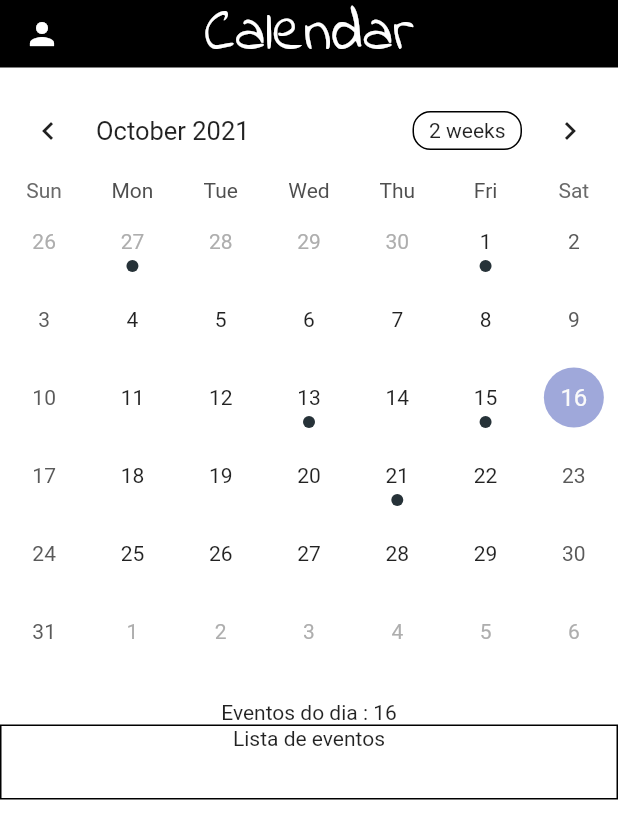
After one commit to digitalNotebook/app, a Flutter app: the CalendarScreen screen opened by its route, on a phone screen of 412 x 824 dp. The commit adds this screen. Shown: the top 839 px of the screen. Run offline on Flutter 3.47's test engine with Material 2 defaults, Android fonts, the phone set to English and light mode, and no system bars; drawn by our look-alikes of table_calendar; our stand-ins replace image_picker, persistent_bottom_nav_bar, sqflite; accounts and stored records are empty.

Commit message:
Adicionado lista de eventos para a tela do calendario

```diff
--- a/app/escola/lib/providers/aulas.dart
+++ b/app/escola/lib/providers/aulas.dart
@@ -13,7 +13,7 @@ class Aulas with ChangeNotifier {
         subtitle: 'Action verbs',
         imagesUrl:
             'https://www.history.com/.image/ar_16:9%2Cc_fill%2Ccs_srgb%2Cfl_progressive%2Cg_faces:center%2Cq_auto:good%2Cw_768/MTYyNDg1MjE3MTI1MjEzODYy/topic-london-gettyimages-760251843-feature.jpg',
-        dataAula: DateTime.utc(2021, 09, 29),
+        dataAula: DateTime.utc(2021, 10, 21),
         description: 'Simple Present',
         videoUrl: 'videoUrl - Part 1',
         horaInicio: DateTime.now().subtract(Duration(hours: 2)),
@@ -25,7 +25,7 @@ class Aulas with ChangeNotifier {
         subtitle: 'Part 1',
         imagesUrl:
             'https://d2brulbsscz39x.cloudfront.net/_imager/files/22442/Film-London-Brochure-2019-COVER-IMAGE_9eed5a99b701ba360780d44a67c674dc.jpg',
-        dataAula: DateTime.utc(2021, 08, 01),
+        dataAula: DateTime.utc(2021, 10, 15),
         description: 'description',
         videoUrl: 'videoUrl - Part 1',
         horaInicio: DateTime.now().subtract(Duration(hours: 2, days: 5)),
@@ -37,7 +37,7 @@ class Aulas with ChangeNotifier {
         subtitle: 'Part 1',
         imagesUrl:
             'https://images.unsplash.com/photo-1533929736458-ca588d08c8be?ixid=MnwxMjA3fDB8MHxzZWFyY2h8M3x8bG9uZG9ufGVufDB8fDB8fA%3D%3D&ixlib=rb-1.2.1&w=1000&q=80',
-        dataAula: DateTime.utc(2021, 07, 20),
+        dataAula: DateTime.utc(2021, 10, 13),
         description: 'description',
         horaInicio: DateTime.now().subtract(Duration(hours: 2, days: 10)),
         horaFim: DateTime.now().subtract(Duration(hours: 4, days: 10)),
@@ -49,7 +49,7 @@ class Aulas with ChangeNotifier {
         subtitle: 'Part 1',
         imagesUrl:
             'https://media.istockphoto.com/photos/boulevard-next-to-the-river-thames-picture-id1133845967?k=20&m=1133845967&s=612x612&w=0&h=MwmQv6LpVneuqxDU3Qw-1EtDatXwmnEo9PXFb7vGTkQ=',
-        dataAula: DateTime.utc(2021, 07, 05),
+        dataAula: DateTime.utc(2021, 10, 01),
         description: 'description',
         horaInicio: DateTime.now().subtract(Duration(hours: 2, days: 20)),
         horaFim: DateTime.now().subtract(Duration(hours: 4, days: 20)),
@@ -61,7 +61,7 @@ class Aulas with ChangeNotifier {
         subtitle: 'Part 1',
         imagesUrl:
             'https://images.unsplash.com/photo-1505761671935-60b3a7427bad?ixid=MnwxMjA3fDB8MHxwaG90by1wYWdlfHx8fGVufDB8fHx8&ixlib=rb-1.2.1&auto=format&fit=crop&w=1350&q=80',
-        dataAula: DateTime.utc(2021, 06, 20),
+        dataAula: DateTime.utc(2021, 09, 27),
         description: 'description',
         videoUrl: 'videoUrl - Part 1',
         horaInicio: DateTime.now().subtract(Duration(hours: 2, days: 40)),
--- /dev/null
+++ b/app/escola/lib/widgets/calendar_item.dart
@@ -0,0 +1,84 @@
+import 'package:escola/models/aula.dart';
+import 'package:escola/providers/aulas.dart';
+import 'package:flutter/material.dart';
+import 'package:intl/intl.dart';
+import 'package:provider/provider.dart';
+import 'package:table_calendar/table_calendar.dart';
+
+class CalendarItem extends StatefulWidget {
+  const CalendarItem({Key? key}) : super(key: key);
+
+  @override
+  _CalendarItemState createState() => _CalendarItemState();
+}
+
+class _CalendarItemState extends State<CalendarItem> {
+  CalendarFormat _calendarFormat = CalendarFormat.month;
+  DateTime _focusedDay = DateTime.now();
+  DateTime? _selectedDay;
+  var _isInit = true;
+  late List<Aula> _aulas;
+
+  @override
+  void didChangeDependencies() {
+    //executa somente uma vez
+    if (_isInit) {
+      _aulas = Provider.of<Aulas>(context, listen: false).items;
+    }
+    super.didChangeDependencies();
+  }
+
+  List<Aula> _getClassesOfThis(DateTime day) {
+    print('Entrei aqui para ver os eventos do dia: $day');
+    return _aulas.where((aula) => aula.dataAula.compareTo(day) == 0).toList();
+  }
+
+  @override
+  Widget build(BuildContext context) {
+    return Column(
+      children: [
+        TableCalendar(
+          focusedDay: _focusedDay,
+          firstDay: DateTime(2021, 1, 1),
+          lastDay: DateTime(2022, 1, 1),
+          calendarFormat: _calendarFormat,
+          selectedDayPredicate: (day) => isSameDay(_selectedDay, day),
+          onFormatChanged: (format) {
+            if (format != _calendarFormat) {
+              setState(() {
+                _calendarFormat = format;
+              });
+            }
+          },
+          onPageChanged: (focusedDay) {
+            _focusedDay = focusedDay;
+          },
+          onDaySelected: (selectedDay, focusedDay) {
+            if (!isSameDay(_selectedDay, selectedDay)) {
+              setState(() {
+                _selectedDay = selectedDay;
+                _focusedDay = focusedDay;
+              });
+            }
+          },
+          eventLoader: (day) {
+            return _getClassesOfThis(day);
+          },
+        ),
+        const SizedBox(
+          height: 20,
+        ),
+        Text('Eventos do dia : ${DateFormat.d().format(_focusedDay)}'),
+        Container(
+          width: double.infinity,
+          alignment: Alignment.topCenter,
+          constraints: BoxConstraints(minHeight: 50),
+          child: Text('Lista de eventos'),
+          decoration: BoxDecoration(
+            border: Border.all(),
+          ),
+        )
+      ],
+    );
+  }
+}
```
Also changed, not shown: app/escola/lib/screens/calendar_screen.dart (+9 -70 lines).
